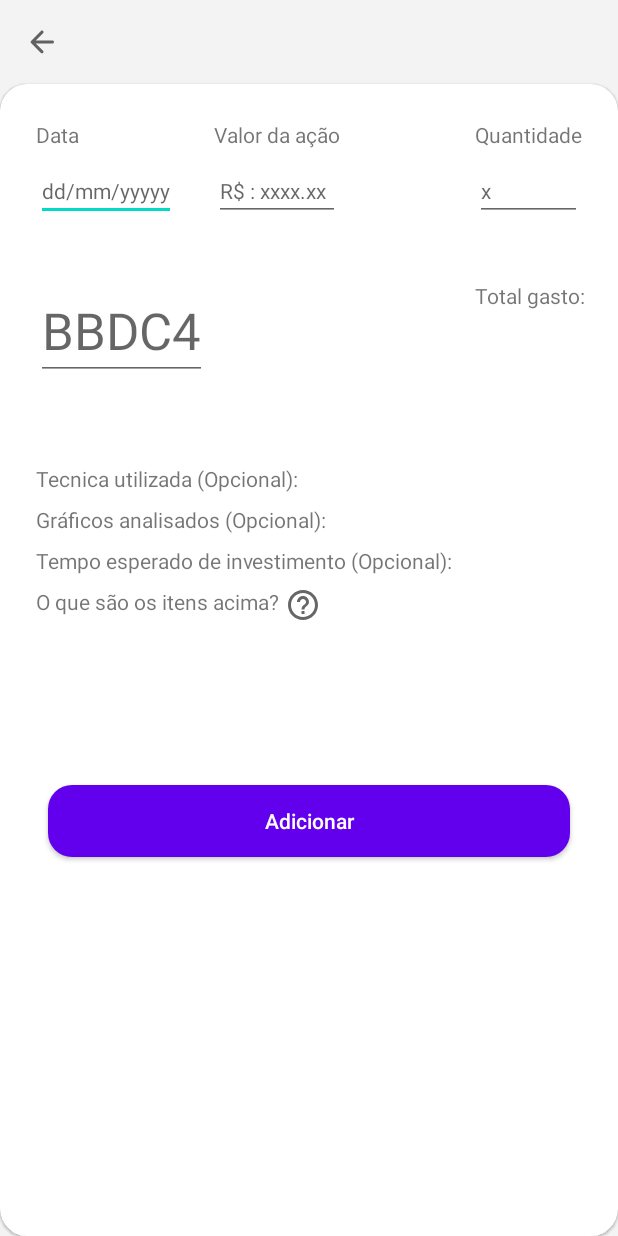
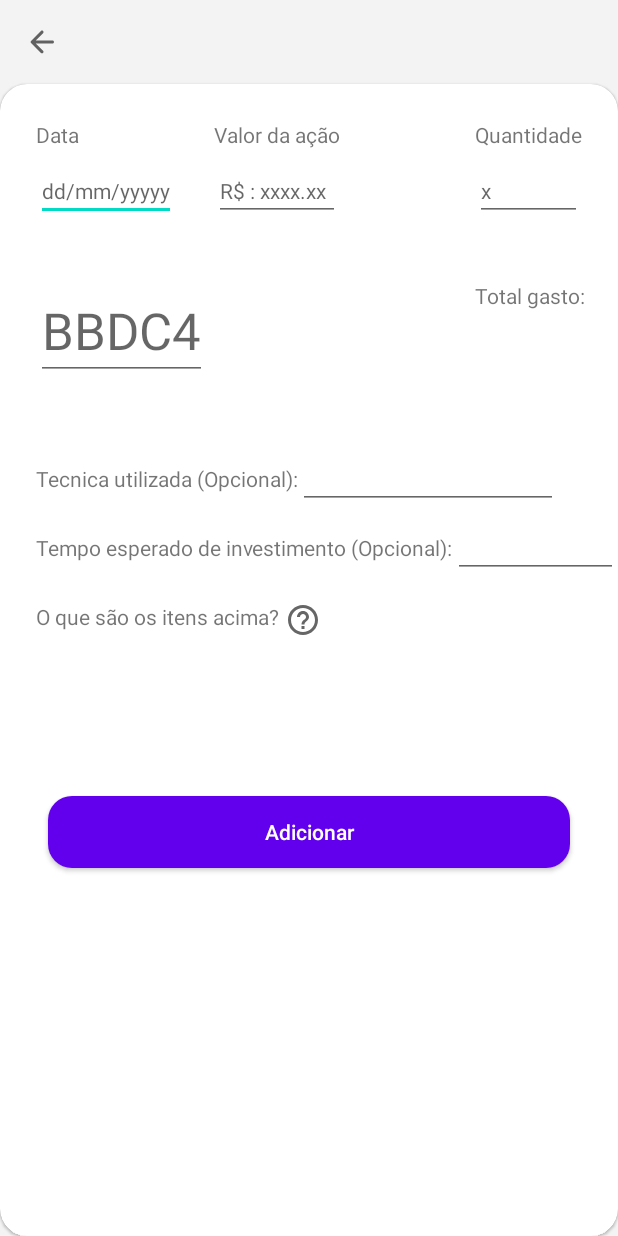
Before and after one commit to BacchoTerra/Finance_tracker, an Android app: the AddStockActivity screen opened directly, with no data from a screen before it, on a phone screen of 412 x 824 dp. Run offline under Robolectric (Android 15) with nearby library versions, the phone set to English and light mode, and no system bars; libraries missing offline, so code that uses them is left out: com.santalu.maskara; plain views replace MaskEditText; 4 statements that could not run were skipped.

Commit message:
CheckStockFields added and working.

```diff
--- a/app/src/main/java/com/bacchoterra/financetracker/tools/HelpStockBottomSheet.java
+++ b/app/src/main/java/com/bacchoterra/financetracker/bottomsheet/HelpStockBottomSheet.java
@@ -1,4 +1,4 @@
-package com.bacchoterra.financetracker.tools;
+package com.bacchoterra.financetracker.bottomsheet;
 
 import android.os.Bundle;
 import android.view.LayoutInflater;
@@ -50,9 +50,6 @@ public class HelpStockBottomSheet extends BottomSheetDialogFragment {
 
                     txtInfo.setText(getResources().getString(R.string.tecnica_utilizada_description));
 
-                } else if (group.getCheckedChipId() == R.id.sheet_help_stock_chip_graficos) {
-
-                    txtInfo.setText(getResources().getString(R.string.graficos_analisados_description));
                 } else {
 
                     txtInfo.setText(getResources().getString(R.string.tempo_esperado_description));
--- a/app/src/main/java/com/bacchoterra/financetracker/view/AddStockActivity.java
+++ b/app/src/main/java/com/bacchoterra/financetracker/view/AddStockActivity.java
@@ -2,17 +2,21 @@ package com.bacchoterra.financetracker.view;
 
 import androidx.appcompat.app.AppCompatActivity;
 import androidx.appcompat.widget.Toolbar;
-import androidx.core.content.res.ResourcesCompat;
 
 import android.os.Bundle;
+import android.os.Handler;
+import android.text.Editable;
+import android.text.TextWatcher;
 import android.view.View;
 import android.widget.Button;
 import android.widget.EditText;
 import android.widget.TextView;
+import android.widget.Toast;
 
 import com.bacchoterra.financetracker.R;
 import com.bacchoterra.financetracker.tools.CalculateTotalSpend;
-import com.bacchoterra.financetracker.tools.HelpStockBottomSheet;
+import com.bacchoterra.financetracker.bottomsheet.HelpStockBottomSheet;
+import com.bacchoterra.financetracker.tools.CheckStockFields;
 import com.santalu.maskara.widget.MaskEditText;
 
 import java.text.SimpleDateFormat;
@@ -26,6 +30,7 @@ public class AddStockActivity extends AppCompatActivity {
     private MaskEditText editDate;
     private EditText editPrice;
     private EditText editQuantity;
+    private EditText editStockName;
     private TextView txtTotalPrice;
     private TextView txtHelp;
     private Button btnAdd;
@@ -42,18 +47,14 @@ public class AddStockActivity extends AppCompatActivity {
         setEditDateToCurrentDate();
         calculateTotal();
         showHelpBottomSheet();
-    }
-
-    private void calculateTotal() {
-
-        new CalculateTotalSpend(editPrice,editQuantity,txtTotalPrice);
-
+        checkAllFields();
     }
 
     private void init() {
 
         toolbar = findViewById(R.id.activity_add_stock_toolbar);
         editDate = findViewById(R.id.activity_add_stock_edit_date);
+        editStockName = findViewById(R.id.activity_add_stock_edit_stock_name);
         editPrice = findViewById(R.id.activity_add_stock_edit_price);
         editQuantity = findViewById(R.id.activity_add_stock_edit_quantity);
         txtTotalPrice = findViewById(R.id.activity_add_stock_txt_total_price_result);
@@ -71,28 +72,78 @@ public class AddStockActivity extends AppCompatActivity {
 
     }
 
-    private void showHelpBottomSheet(){
+    private void showHelpBottomSheet() {
 
         txtHelp.setOnClickListener(new View.OnClickListener() {
             @Override
             public void onClick(View view) {
-                if (bottomSheetHelp == null){
+                if (bottomSheetHelp == null) {
                     bottomSheetHelp = new HelpStockBottomSheet();
                 }
 
-                bottomSheetHelp.show(getSupportFragmentManager(),null);
+                bottomSheetHelp.show(getSupportFragmentManager(), null);
             }
         });
 
 
     }
 
+    /* it gets a Calendar instance to set the current date into the editText..the watcher is added before the setText()
+     * to detect the change...i had to use a postDelayed to ensure that the listener could be attached before the
+     * setText();
+     */
     private void setEditDateToCurrentDate() {
 
         Calendar calendar = Calendar.getInstance();
         SimpleDateFormat sdf = new SimpleDateFormat("dd/MM/yyyy", Locale.getDefault());
 
-        editDate.setText(sdf.format(calendar.getTimeInMillis()));
+        editDate.addTextChangedListener(new TextWatcher() {
+            @Override
+            public void beforeTextChanged(CharSequence charSequence, int i, int i1, int i2) {
+
+            }
+
+            @Override
+            public void onTextChanged(CharSequence charSequence, int i, int i1, int i2) {
+            }
+
+            @Override
+            public void afterTextChanged(Editable editable) {
+
+            }
+        });
+
+        new Handler().postDelayed(new Runnable() {
+            @Override
+            public void run() {
+                editDate.setText(sdf.format(calendar.getTimeInMillis()));
+            }
+        }, 200);
+
+
+    }
+
+    private void calculateTotal() {
+
+        new CalculateTotalSpend(editPrice, editQuantity, txtTotalPrice);
+
+    }
+
+    private void checkAllFields() {
+
+        CheckStockFields checkStockFields = new CheckStockFields(editDate, editPrice, editQuantity, editStockName, this);
+
+        btnAdd.setOnClickListener(new View.OnClickListener() {
+            @Override
+            public void onClick(View view) {
+                if (checkStockFields.isEveryFieldOk()) {
+                    Toast.makeText(AddStockActivity.this, "Sucesso", Toast.LENGTH_SHORT).show();
+                } else {
+                    Toast.makeText(AddStockActivity.this, "Erro", Toast.LENGTH_SHORT).show();
+                }
+            }
+        });
+
 
     }
 
--- a/app/src/main/res/layout/activity_add_stock.xml
+++ b/app/src/main/res/layout/activity_add_stock.xml
@@ -132,33 +132,24 @@
                 app:layout_constraintTop_toBottomOf="@+id/activity_add_stock_edit_stock_name" />
 
             <TextView
-                android:id="@+id/textView8"
-                android:layout_width="wrap_content"
-                android:layout_height="wrap_content"
-                android:layout_marginTop="8dp"
-                android:text="@string/gr_ficos_analisados_opcional"
-                app:layout_constraintStart_toStartOf="@+id/textView7"
-                app:layout_constraintTop_toBottomOf="@+id/textView7" />
-
-            <TextView
                 android:id="@+id/textView9"
                 android:layout_width="wrap_content"
                 android:layout_height="wrap_content"
-                android:layout_marginTop="8dp"
+                android:layout_marginTop="16dp"
                 android:text="@string/tempo_esperado_de_investimento_opcional"
-                app:layout_constraintStart_toStartOf="@+id/textView8"
-                app:layout_constraintTop_toBottomOf="@+id/textView8" />
+                app:layout_constraintStart_toStartOf="@+id/textView7"
+                app:layout_constraintTop_toBottomOf="@+id/editTextTextPersonName" />
 
             <TextView
                 android:id="@+id/activity_add_stock_txt_help"
                 android:layout_width="wrap_content"
                 android:layout_height="wrap_content"
-                android:layout_marginTop="8dp"
+                android:layout_marginTop="16dp"
                 android:drawablePadding="4dp"
                 android:text="@string/o_que_s_o_os_itens_acima"
                 app:drawableEndCompat="@drawable/ic_baseline_help_outline_24"
                 app:layout_constraintStart_toStartOf="@+id/textView9"
-                app:layout_constraintTop_toBottomOf="@+id/textView9" />
+                app:layout_constraintTop_toBottomOf="@+id/editTextTextPersonName2" />
 
             <TextView
                 android:id="@+id/activity_add_stock_txt_total_price"
@@ -194,6 +185,33 @@
                 app:layout_constraintTop_toBottomOf="@+id/activity_add_stock_txt_help"
                 app:layout_constraintVertical_bias="0.3" />
 
+            <EditText
+                android:id="@+id/editTextTextPersonName"
+                android:layout_width="0dp"
+                android:layout_height="wrap_content"
+                android:layout_marginEnd="40dp"
+                android:ems="10"
+                android:inputType="textPersonName"
+                android:textColor="@color/black"
+                android:textSize="14sp"
+                app:layout_constraintBottom_toBottomOf="@+id/textView7"
+                app:layout_constraintEnd_toEndOf="parent"
+                app:layout_constraintStart_toEndOf="@+id/textView7"
+                app:layout_constraintTop_toTopOf="@+id/textView7" />
+
+            <EditText
+                android:id="@+id/editTextTextPersonName2"
+                android:layout_width="0dp"
+                android:layout_height="wrap_content"
+                android:ems="10"
+                android:inputType="textPersonName"
+                android:textSize="14sp"
+                android:textColor="@color/black"
+                app:layout_constraintBottom_toBottomOf="@+id/textView9"
+                app:layout_constraintEnd_toEndOf="parent"
+                app:layout_constraintStart_toEndOf="@+id/textView9"
+                app:layout_constraintTop_toTopOf="@+id/textView9" />
+
 
         </androidx.constraintlayout.widget.ConstraintLayout>
     </com.google.android.material.card.MaterialCardView>
```
Also changed, not shown: app/src/main/java/com/bacchoterra/financetracker/tools/CheckStockFields.java (added, +66 -0 lines), app/src/main/res/layout/sheet_help_stock.xml (+0 -9 lines).
